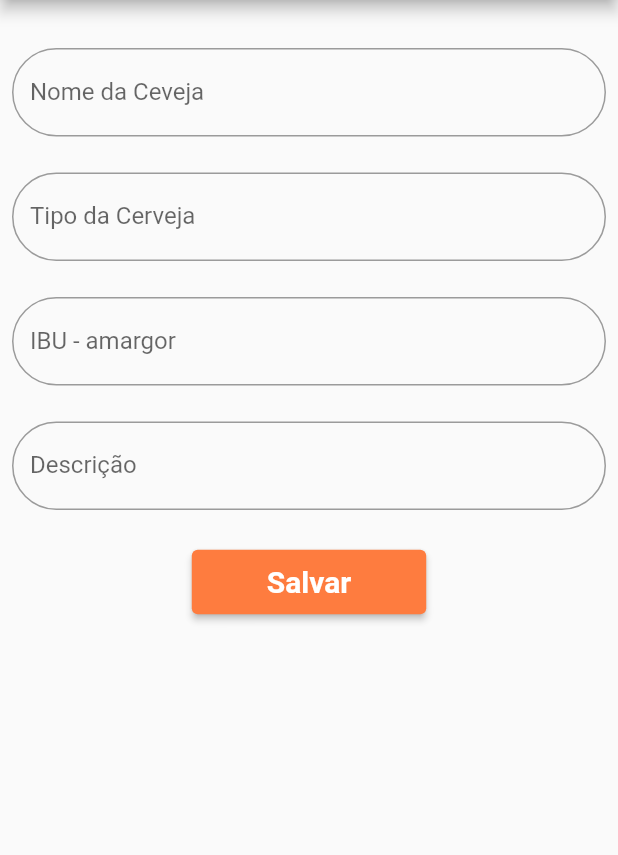
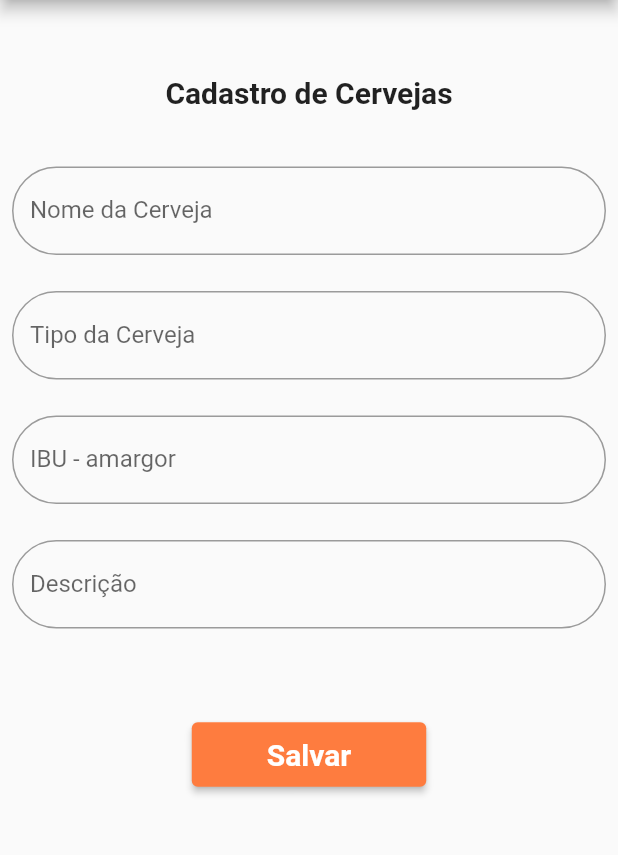
Before and after one commit to William-Munaretto/Flutter-Controle_Estoque, a Flutter app: the screen it shows after launch, after a tap on "Cadastro", on a phone screen of 412 x 824 dp, the part 84-939 px from its top. Run offline on Flutter 3.47's test engine with Material 2 defaults, Android fonts, the phone set to English and light mode, and no system bars; our stand-ins replace sqflite; accounts and stored records are empty.

Commit message:
ultimo commit - sistema pronto

```diff
--- a/controle_estoque/lib/cadastro_estoque.dart
+++ /dev/null
@@ -1,119 +0,0 @@
-import 'package:controle_estoque/database/databaseHelper.dart';
-import 'package:controle_estoque/estoque.dart';
-import 'package:controle_estoque/models/cerveja.dart';
-import 'package:flutter/material.dart';
-
-class Cadastro extends StatefulWidget {
-  const Cadastro({super.key});
-
-  @override
-  State<Cadastro> createState() => _CadastroState();
-}
-
-class _CadastroState extends State<Cadastro> {
-  final _formKey = GlobalKey<FormState>();
-  final _controllerNome = TextEditingController();
-  final _controllerTipo = TextEditingController();
-  final _controllerIbu = TextEditingController();
-  final _controllerDescricao = TextEditingController();
-  @override
-  Widget build(BuildContext context) {
-    return Scaffold(
-        appBar: AppBar(
-          backgroundColor: const Color(0xff0C322C),
-          title: const Text(
-            'Cadastro',
-          ),
-        ),
-        body: SingleChildScrollView(
-          child: Center(
-            child: Form(
-                child: Padding(
-              padding: const EdgeInsets.all(8.0),
-              child: Column(
-                mainAxisAlignment: MainAxisAlignment.start,
-                children: [
-                  const SizedBox(height: 24),
-                  TextFormField(
-                    controller: _controllerNome,
-                    decoration: InputDecoration(
-                        border: OutlineInputBorder(
-                          borderSide:
-                              const BorderSide(color: Color(0xff0C322C)),
-                          borderRadius: BorderRadius.circular(60),
-                        ),
-                        labelText: 'Nome da Ceveja'),
-                    // validator:,
-                  ),
-                  const SizedBox(height: 24),
-                  TextFormField(
-                    controller: _controllerTipo,
-                    decoration: InputDecoration(
-                        border: OutlineInputBorder(
-                          borderSide:
-                              const BorderSide(color: Color(0xff0C322C)),
-                          borderRadius: BorderRadius.circular(60),
-                        ),
-                        labelText: 'Tipo da Cerveja'),
-                    // validator: isNotEmpty,
-                  ),
-                  const SizedBox(height: 24),
-                  TextFormField(
-                    controller: _controllerIbu,
-                    decoration: InputDecoration(
-                        border: OutlineInputBorder(
-                          borderSide:
-                              const BorderSide(color: Color(0xff0C322C)),
-                          borderRadius: BorderRadius.circular(60),
-                        ),
-                        labelText: 'IBU - amargor'),
-                    // validator: isNotEmpty,
-                  ),
-                  const SizedBox(height: 24),
-                  TextFormField(
-                    maxLines: null,
-                    controller: _controllerDescricao,
-                    decoration: InputDecoration(
-                        border: OutlineInputBorder(
-                          borderSide:
-                              const BorderSide(color: Color(0xff0C322C)),
-                          borderRadius: BorderRadius.circular(60),
-                        ),
-                        labelText: 'Descrição'),
-                    // validator: isNotEmpty,
-                  ),
-                  const SizedBox(height: 24),
-                  ElevatedButton(
-                    style: ElevatedButton.styleFrom(
-                        primary: Color(0xffFE7C3F),
-                        padding: const EdgeInsets.symmetric(
-                            horizontal: 50, vertical: 10),
-                        textStyle: const TextStyle(
-                          fontSize: 20,
-                          fontWeight: FontWeight.bold,
-                          color: Color(0xff0C322C),
-                        )),
-                    onPressed: () async {
-                      final cerveja = Cerveja(
-                        nome: _controllerNome.text,
-                        tipo: _controllerTipo.text,
-                        ibu: int.tryParse(_controllerIbu.text),
-                        descricao: _controllerDescricao.text,
-                      );
-                      DatabaseHelper.instance.addCerveja(cerveja);
-
-                      Navigator.pushReplacement(
-                          context,
-                          MaterialPageRoute(
-                              builder: (BuildContext context) =>
-                                  const Estoque()));
-                    },
-                    child: const Text('Salvar'),
-                  )
-                ],
-              ),
-            )),
-          ),
-        ));
-  }
-}
--- a/controle_estoque/lib/database/databaseHelper.dart
+++ b/controle_estoque/lib/database/databaseHelper.dart
@@ -26,7 +26,7 @@ class DatabaseHelper {
       nome VARCHAR(255),
       tipo VARCHAR(255),
       ibu INTEGER,
-      descricacao VARCHAR(255)
+      descricao VARCHAR(255)
     )''';
 
   Future<List<Cerveja>> listarCervejas() async {
@@ -54,7 +54,7 @@ class DatabaseHelper {
   }
 
   //editar documento
-  Future<void> updateDocumento(Cerveja cerveja) async {
+  Future<void> updateCerveja(Cerveja cerveja) async {
     Database db = await instance.database;
     await db.update('cervejas', cerveja.toMap(),
         where: 'id = ?', whereArgs: [cerveja.id]);
--- a/controle_estoque/lib/main.dart
+++ b/controle_estoque/lib/main.dart
@@ -1,5 +1,5 @@
 import 'package:controle_estoque/database/databaseHelper.dart';
-import 'package:controle_estoque/home_page.dart';
+import 'package:controle_estoque/pages/home_page.dart';
 import 'package:flutter/material.dart';
 
 void main() {
--- a/controle_estoque/lib/models/cerveja.dart
+++ b/controle_estoque/lib/models/cerveja.dart
@@ -1,16 +1,16 @@
 class Cerveja {
   int? id;
-  String? nome;
-  String? tipo;
-  int? ibu;
-  String? descricao;
+  String nome;
+  String tipo;
+  int ibu;
+  String descricao;
 
   Cerveja({
     this.id,
-    this.nome,
-    this.tipo,
-    this.ibu,
-    this.descricao,
+    required this.nome,
+    required this.tipo,
+    required this.ibu,
+    required this.descricao,
   });
 
   factory Cerveja.fromMap(Map<String, dynamic> json) => Cerveja(
--- /dev/null
+++ b/controle_estoque/lib/pages/cadastro_estoque.dart
@@ -0,0 +1,141 @@
+import 'package:controle_estoque/database/databaseHelper.dart';
+import 'package:controle_estoque/pages/estoque.dart';
+import 'package:controle_estoque/models/cerveja.dart';
+
+import 'package:flutter/material.dart';
+
+class Cadastro extends StatefulWidget {
+  Cadastro({
+    super.key,
+  });
+
+  @override
+  State<Cadastro> createState() => _CadastroState();
+}
+
+class _CadastroState extends State<Cadastro> {
+  final _formKey = GlobalKey<FormState>();
+  final _controllerNome = TextEditingController();
+  final _controllerTipo = TextEditingController();
+  final _controllerIbu = TextEditingController();
+  final _controllerDescricao = TextEditingController();
+
+  @override
+  void initState() {
+    super.initState();
+  }
+
+  @override
+  Widget build(BuildContext context) {
+    return Scaffold(
+        appBar: AppBar(
+          backgroundColor: const Color(0xff0C322C),
+          title: const Text(
+            'Cadastro',
+          ),
+        ),
+        body: SingleChildScrollView(
+          child: Center(
+            child: Column(
+              children: [
+                const SizedBox(height: 50),
+                const Text(
+                  "Cadastro de Cervejas",
+                  style: TextStyle(
+                    fontSize: 20,
+                    fontWeight: FontWeight.bold,
+                  ),
+                ),
+                Form(
+                    key: _formKey,
+                    child: Padding(
+                      padding: const EdgeInsets.all(8.0),
+                      child: Column(
+                        mainAxisAlignment: MainAxisAlignment.start,
+                        children: [
+                          const SizedBox(height: 30),
+                          TextFormField(
+                            controller: _controllerNome,
+                            decoration: InputDecoration(
+                                border: OutlineInputBorder(
+                                  borderSide: const BorderSide(
+                                      color: Color(0xff0C322C)),
+                                  borderRadius: BorderRadius.circular(60),
+                                ),
+                                labelText: 'Nome da Cerveja'),
+                            // validator:,
+                          ),
+                          const SizedBox(height: 24),
+                          TextFormField(
+                            controller: _controllerTipo,
+                            decoration: InputDecoration(
+                                border: OutlineInputBorder(
+                                  borderSide: const BorderSide(
+                                      color: Color(0xff0C322C)),
+                                  borderRadius: BorderRadius.circular(60),
+                                ),
+                                labelText: 'Tipo da Cerveja'),
+                            // validator: isNotEmpty,
+                          ),
+                          const SizedBox(height: 24),
+                          TextFormField(
+                            keyboardType: TextInputType.number,
+                            controller: _controllerIbu,
+                            decoration: InputDecoration(
+                                border: OutlineInputBorder(
+                                  borderSide: const BorderSide(
+                                      color: Color(0xff0C322C)),
+                                  borderRadius: BorderRadius.circular(60),
+                                ),
+                                labelText: 'IBU - amargor'),
+                            // validator: isNotEmpty,
+                          ),
+                          const SizedBox(height: 24),
+                          TextFormField(
+                            maxLines: null,
+                            controller: _controllerDescricao,
+                            decoration: InputDecoration(
+                                border: OutlineInputBorder(
+                                  borderSide: const BorderSide(
+                                      color: Color(0xff0C322C)),
+                                  borderRadius: BorderRadius.circular(60),
+                                ),
+                                labelText: 'Descrição'),
+                            // validator: isNotEmpty,
+                          ),
+                          const SizedBox(height: 60),
+                          ElevatedButton(
+                            style: ElevatedButton.styleFrom(
+                                primary: Color(0xffFE7C3F),
+                                padding: const EdgeInsets.symmetric(
+                                    horizontal: 50, vertical: 10),
+                                textStyle: const TextStyle(
+                                  fontSize: 20,
+                                  fontWeight: FontWeight.bold,
+                                  color: Color(0xff0C322C),
+                                )),
+                            onPressed: () async {
+                              final cerveja = Cerveja(
+                                nome: _controllerNome.text,
+                                tipo: _controllerTipo.text,
+                                ibu: int.tryParse(_controllerIbu.text)!,
+                                descricao: _controllerDescricao.text,
+                              );
+                              DatabaseHelper.instance.addCerveja(cerveja);
+                              Navigator.pushReplacement(
+                                  context,
+                                  MaterialPageRoute(
+                                      builder: (BuildContext context) =>
+                                          const Estoque()));
+                            },
+                            child: const Text('Salvar'),
+                          )
+                        ],
+                      ),
+                    )),
+              ],
+            ),
+          ),
+        ));
+  }
+}
--- a/controle_estoque/lib/home_page.dart
+++ b/controle_estoque/lib/pages/home_page.dart
@@ -1,5 +1,7 @@
-import 'package:controle_estoque/cadastro_estoque.dart';
-import 'package:controle_estoque/estoque.dart';
+import 'package:controle_estoque/pages/cadastro_estoque.dart';
+import 'package:controle_estoque/pages/estoque.dart';
+import 'package:controle_estoque/models/cerveja.dart';
+
 import 'package:flutter/material.dart';
 
 class HomePage extends StatefulWidget {
@@ -67,8 +69,9 @@ class _HomePageState extends State<HomePage> {
   }
 
   _cadastroCerveja() {
+    Cerveja cerveja;
     Navigator.push(context,
-        MaterialPageRoute(builder: (BuildContext context) => const Cadastro()));
+        MaterialPageRoute(builder: (BuildContext context) => Cadastro()));
   }
 
   _listarCervejas() {
```
Also changed, not shown: controle_estoque/lib/estoque.dart (deleted, +0 -44 lines), controle_estoque/lib/pages/editar_cadastro.dart (added, +145 -0 lines), controle_estoque/lib/pages/estoque.dart (added, +196 -0 lines).
